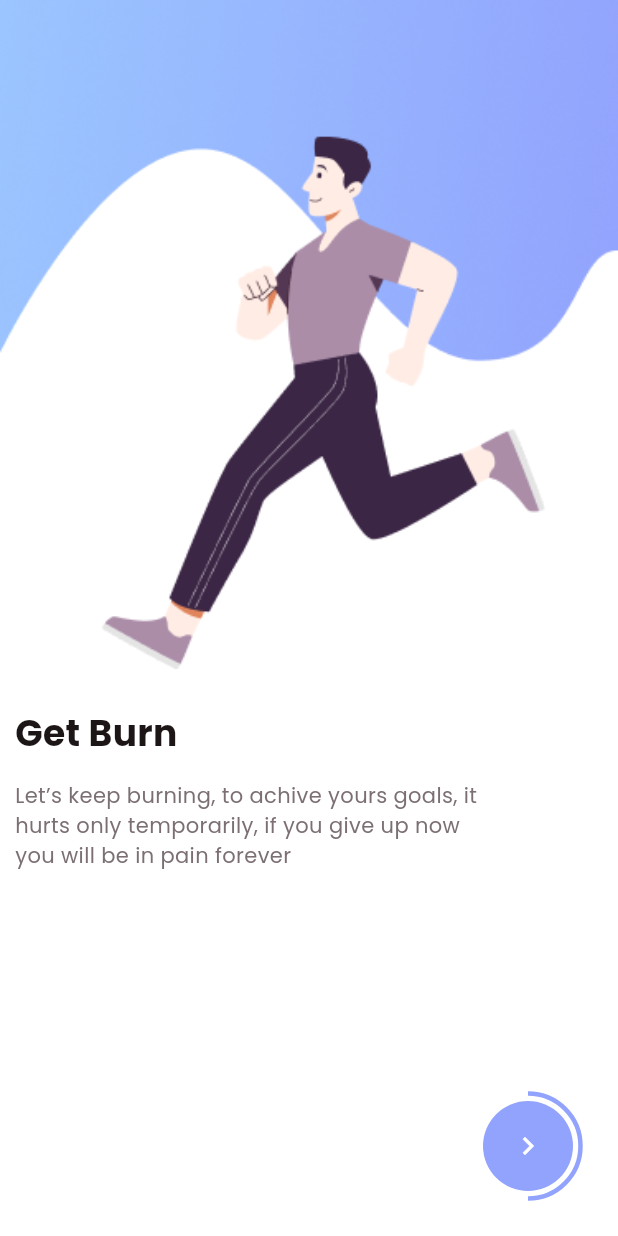
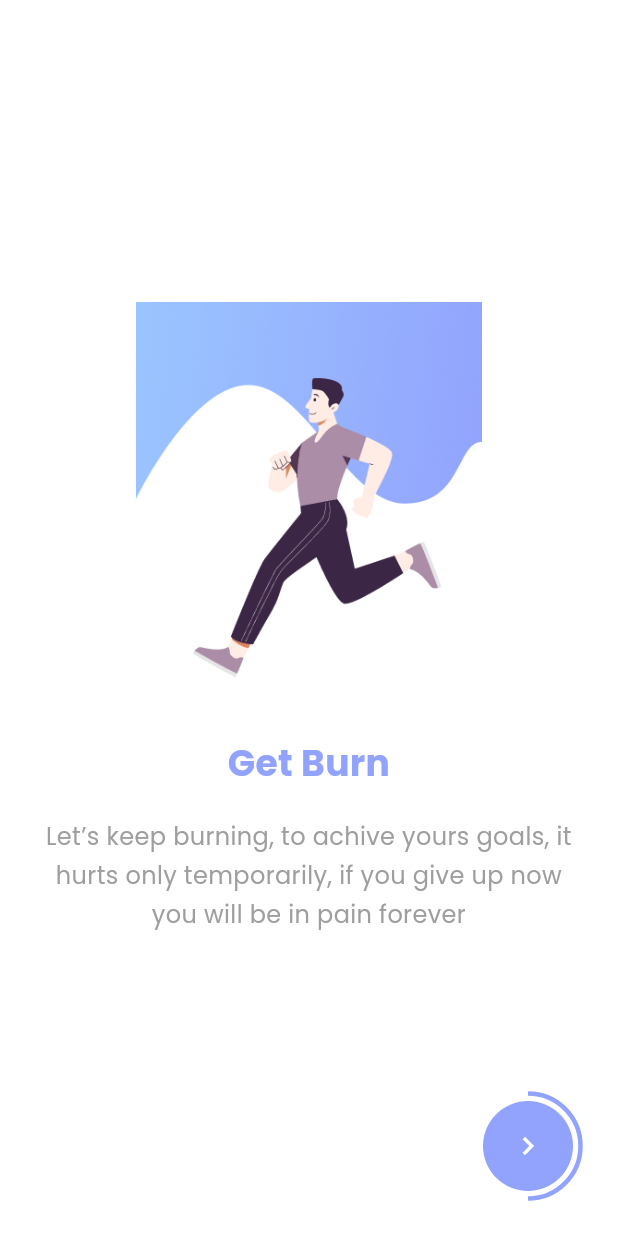
Before and after one commit to TheHiddenDeveloper/AfroFit, a Flutter app: the OnBoardingScreen screen opened by its route, after a tap on the "navigate next" icon, on a phone screen of 412 x 824 dp. Run offline on Flutter 3.47's test engine with Material 3 defaults, Android fonts, the phone set to English and light mode, and no system bars; our stand-ins replace animated_toggle_switch, carousel_slider, fl_chart, permission_handler, readmore, scrollable_positioned_list and 1 more; missing offline and left inert: dotted_dashed_line, simple_animation_progress_bar; key blocks and very long unbroken strings in the code were emptied for the run.

```diff
--- a/lib/main.dart
+++ b/lib/main.dart
@@ -2,7 +2,9 @@ import 'package:fitnessapp/routes.dart';
 import 'package:fitnessapp/utils/app_colors.dart';
 import 'package:fitnessapp/view/dashboard/dashboard_screen.dart';
 import 'package:fitnessapp/view/login/login_screen.dart';
+import 'package:fitnessapp/view/on_boarding/on_boarding_screen.dart';
 import 'package:fitnessapp/view/profile/complete_profile_screen.dart';
+import 'package:fitnessapp/view/splash/splash_screen.dart';
 import 'package:fitnessapp/view/welcome/welcome_screen.dart';
 import 'package:fitnessapp/view/your_goal/your_goal_screen.dart';
 import 'package:flutter/material.dart';
@@ -26,7 +28,7 @@ class MyApp extends StatelessWidget {
         useMaterial3: true,
         fontFamily: "Poppins"
       ),
-      home: const DashboardScreen(),
+      home: const SplashScreen(),
     );
   }
 }
--- a/lib/view/on_boarding/on_boarding_screen.dart
+++ b/lib/view/on_boarding/on_boarding_screen.dart
@@ -1,7 +1,9 @@
 import 'package:fitnessapp/utils/app_colors.dart';
 import 'package:fitnessapp/view/on_boarding/widgets/pager_widget.dart';
+import 'package:fitnessapp/utils/permissions_handler.dart';
 import 'package:fitnessapp/view/signup/signup_screen.dart';
 import 'package:flutter/material.dart';
+import 'package:fitnessapp/utils/permissions_handler.dart'; // ⬅️ Import your permissions helper
 
 class OnBoardingScreen extends StatefulWidget {
   static String routeName = "/OnBoardingScreen";
@@ -72,31 +74,38 @@ class _OnBoardingScreenState extends State<OnBoardingScreen> {
                   height: 70,
                   child: CircularProgressIndicator(
                     color: AppColors.primaryColor1,
-                    value: (selectedIndex+1) / 4,
+                    value: (selectedIndex + 1) / 4,
                     strokeWidth: 3,
                   ),
                 ),
                 Container(
-                  margin:
-                      const EdgeInsets.symmetric(horizontal: 25, vertical: 25),
+                  margin: const EdgeInsets.symmetric(horizontal: 25, vertical: 25),
                   width: 60,
                   height: 60,
                   decoration: BoxDecoration(
-                      borderRadius: BorderRadius.circular(35),
-                      color: AppColors.primaryColor1),
+                    borderRadius: BorderRadius.circular(35),
+                    color: AppColors.primaryColor1,
+                  ),
                   child: IconButton(
                     icon: const Icon(
                       Icons.navigate_next,
                       color: AppColors.whiteColor,
                     ),
-                    onPressed: () {
+                    onPressed: () async {
                       if (selectedIndex < 3) {
-                        selectedIndex = selectedIndex + 1;
-                        pageController.animateToPage(selectedIndex,
-                            duration: const Duration(milliseconds: 700),
-                            curve: Curves.easeInSine);
-                      }
-                      else{
+                        setState(() {
+                          selectedIndex += 1;
+                        });
+                        pageController.animateToPage(
+                          selectedIndex,
+                          duration: const Duration(milliseconds: 700),
+                          curve: Curves.easeInSine,
+                        );
+                      } else {
+                        // ✅ Request permissions before signup
+                        await AppPermissions.requestAllPermissions();
+
+                        // ✅ Navigate to signup screen after permission request
                         Navigator.pushNamed(context, SignupScreen.routeName);
                       }
                     },
--- a/lib/view/on_boarding/widgets/pager_widget.dart
+++ b/lib/view/on_boarding/widgets/pager_widget.dart
@@ -1,44 +1,46 @@
 import 'package:flutter/material.dart';
-
-import '../../../utils/app_colors.dart';
+import 'package:fitnessapp/utils/app_colors.dart';
 
 class PagerWidget extends StatelessWidget {
-
   final Map obj;
-
   const PagerWidget({Key? key, required this.obj}) : super(key: key);
 
   @override
   Widget build(BuildContext context) {
-    var media = MediaQuery.of(context).size;
-    return SizedBox(
-      width: media.width,
-      height: media.height,
+    return Padding(
+      padding: const EdgeInsets.symmetric(horizontal: 24),
       child: Column(
-        mainAxisAlignment: MainAxisAlignment.start,
-        crossAxisAlignment: CrossAxisAlignment.start,
+        mainAxisAlignment: MainAxisAlignment.center,
         children: [
-          Image.asset(obj["image"],width: media.width,fit: BoxFit.fitWidth),
-          Padding(
-              padding: const EdgeInsets.all(10.0),
-              child: Column(
-                crossAxisAlignment: CrossAxisAlignment.start,
-                children: [
-                  const SizedBox(height: 15),
-                  Text(obj["title"],style:const TextStyle(color: AppColors.blackColor,fontSize: 24,fontWeight: FontWeight.w700),),
-                  const SizedBox(height: 15),
-                  SizedBox(
-                    width: 315,
-                    child: Text(
-                      obj["subtitle"],
-                      style: const TextStyle(
-                        color: AppColors.grayColor,
-                        fontSize: 14,
-                      ),
-                    ),
-                  )
-                ],
-              )
+          // ⬇️ Image goes here
+          Image.asset(
+            obj["image"],
+            height: 250,
+            fit: BoxFit.contain,
+          ),
+          const SizedBox(height: 40),
+
+          // ⬇️ Title (centered)
+          Text(
+            obj["title"],
+            textAlign: TextAlign.center, // ✅ Center text
+            style: const TextStyle(
+              fontSize: 24,
+              fontWeight: FontWeight.bold,
+              color: AppColors.primaryColor1,
+            ),
+          ),
+          const SizedBox(height: 20),
+
+          // ⬇️ Subtitle (centered)
+          Text(
+            obj["subtitle"],
+            textAlign: TextAlign.center, // ✅ Center text
+            style: const TextStyle(
+              fontSize: 16,
+              color: Colors.grey,
+              height: 1.6,
+            ),
           ),
         ],
       ),
```
Also changed, not shown: lib/utils/permissions_handler.dart (added, +27 -0 lines), lib/view/splash/splash_screen.dart (added, +50 -0 lines), pubspec.yaml (+1 -11 lines), assets/images/spl_img.png (added), pubspec.lock, 1 other file.
